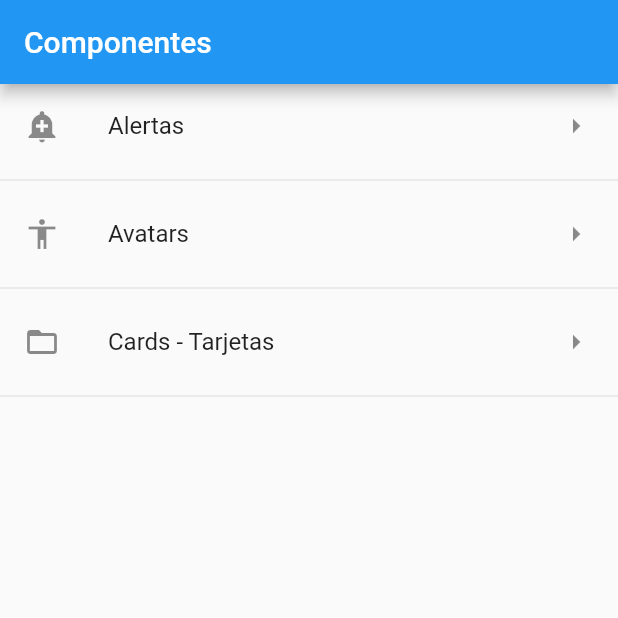
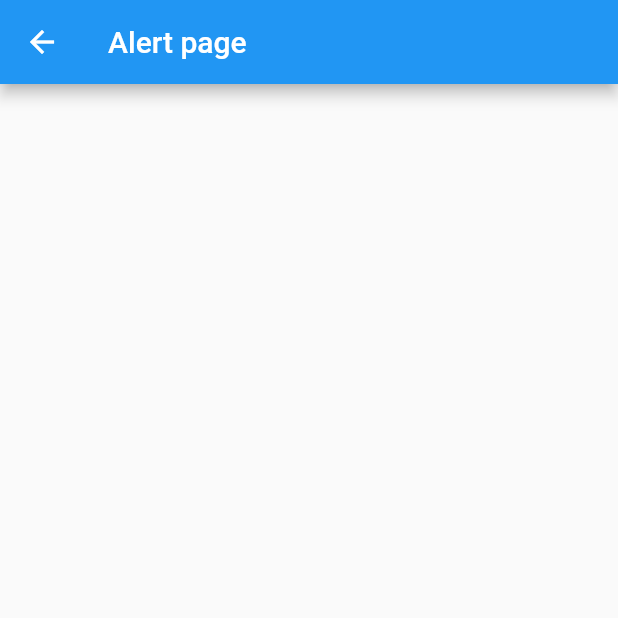
Before and after one commit to OswaldoAH/explorando_widgets, a Flutter app: the screen it shows after launch, after a tap on "Alertas", on a phone screen of 412 x 824 dp, the top half of it. Run offline on Flutter 3.47's test engine with Material 2 defaults, Android fonts, the phone set to English and light mode, and no system bars.

Commit message:
1.Se agregó la lógica para navegar en diferentes pantallas. 2. Se configuraron las rutas en main.dart

```diff
--- a/lib/main.dart
+++ b/lib/main.dart
@@ -1,6 +1,8 @@
 import 'package:flutter/material.dart';
 
-import 'src/pages/home_page.dart';
+import 'package:app_ejemplo_widgets/src/pages/home_page.dart';
+import 'package:app_ejemplo_widgets/src/pages/alert_page.dart';
+import 'package:app_ejemplo_widgets/src/pages/avatar_page.dart';
 
 void main() => runApp(MyApp());
 
@@ -10,7 +12,13 @@ class MyApp extends StatelessWidget {
     return MaterialApp(
       title: 'Componentes APP',
       debugShowCheckedModeBanner: false,
-      home: HomePage()
+      //home: HomePage()
+      initialRoute: '/',
+      routes: <String,WidgetBuilder>{
+        '/':(BuildContext context)=>HomePage(),
+        'alert':(BuildContext context)=> AlertPage(),
+        'avatar' : (BuildContext context)=> AvatarPage(),
+      },
     );
   }
 }
--- /dev/null
+++ b/lib/src/pages/alert_page.dart
@@ -0,0 +1,13 @@
+import 'package:flutter/material.dart';
+
+class AlertPage extends StatelessWidget {
+
+  @override
+  Widget build(BuildContext context) {
+    return Scaffold(
+      appBar: AppBar(
+        title: Text('Alert page'),
+      ),
+    );
+  }
+}
--- a/lib/src/pages/home_page.dart
+++ b/lib/src/pages/home_page.dart
@@ -1,6 +1,7 @@
-import 'package:app_ejemplo_widgets/src/Utils/icon_string_util.dart';
 import 'package:flutter/material.dart';
 
+import 'package:app_ejemplo_widgets/src/pages/alert_page.dart';
+import 'package:app_ejemplo_widgets/src/Utils/icon_string_util.dart';
 import 'package:app_ejemplo_widgets/src/providers/menu_provider.dart';
 
 class HomePage extends StatelessWidget {
@@ -20,20 +21,31 @@ class HomePage extends StatelessWidget {
       initialData: [],
       builder: (BuildContext context, AsyncSnapshot<List<dynamic>> snapshot) {
         return ListView(
-          children: _crearLista(snapshot.data),
+          children: _crearLista(snapshot.data,context),
         );
       },
     );
   }
 
-  List<Widget> _crearLista(List<dynamic> data) {
+  List<Widget> _crearLista(List<dynamic> data,BuildContext context) {
     final List<Widget> opciones = [];
     data.forEach((opt) {
       final widgetTemp = ListTile(
         title: Text(opt['texto']),
         leading: getIcon(opt['icon']),
         trailing: Icon(Icons.arrow_right),
-        onTap: () {},
+        onTap: () {
+          //Forma de navegar por nombres de rutas
+          Navigator.pushNamed(context, opt['ruta']);
+
+          //Forma larga de navegar entre pantallas.
+          // final route = MaterialPageRoute(
+          //   builder: (context){
+          //     return AlertPage();
+          //   });
+          // Navigator.push(context, route);
+
+        },
       );
       opciones..add(widgetTemp)..add(Divider());
     });
```
Also changed, not shown: lib/src/pages/avatar_page.dart (added, +13 -0 lines), 1 other file.
